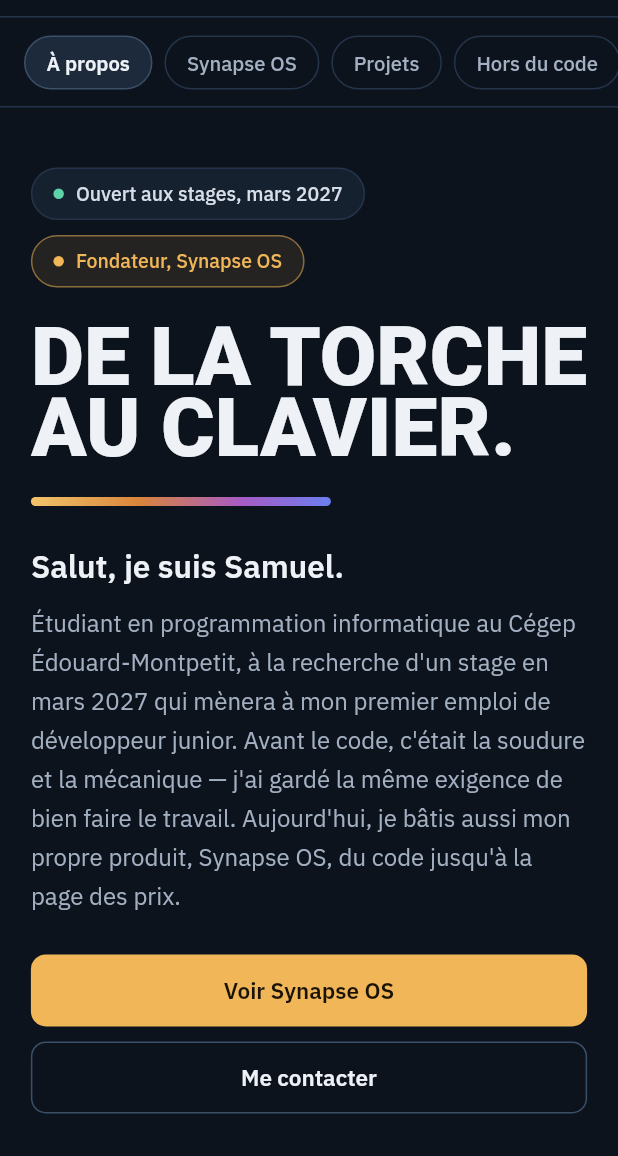
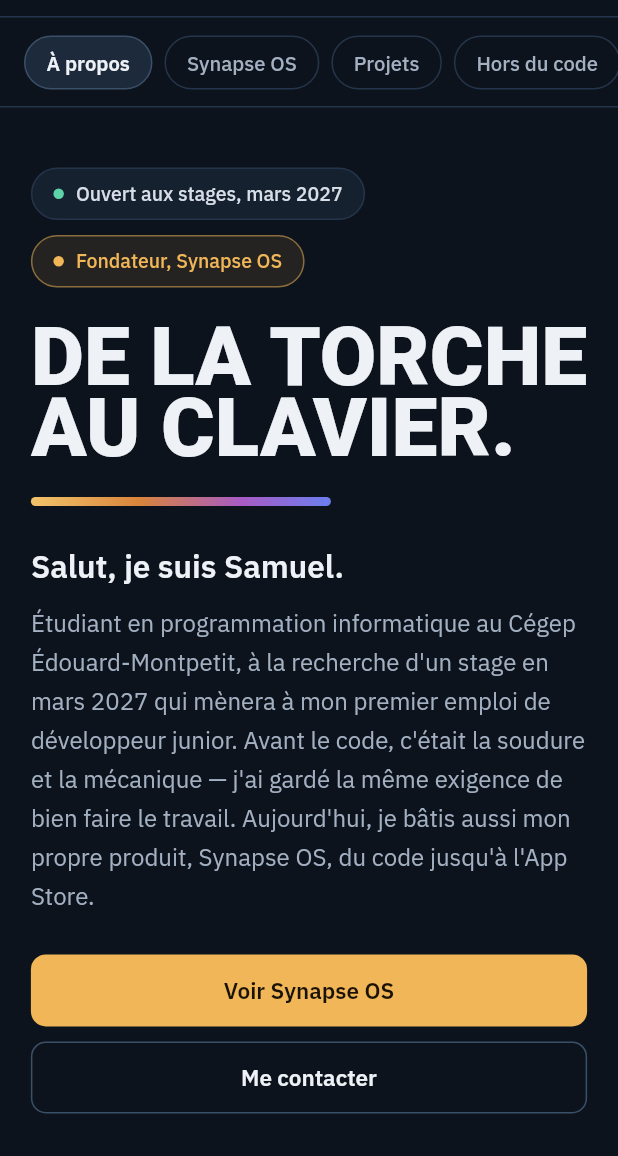
Before and after one commit to SamuelRosengarten/Portfolio, a Flutter app: the screen it shows after launch, after a tap on "FR", on a phone screen of 412 x 824 dp, the part 80-1236 px from its top. Run offline on Flutter 3.47's test engine with Material 3 defaults, Android fonts, the phone set to English and light mode, and no system bars; our stand-ins replace google_fonts; Roboto replaces fonts that are missing (Big Shoulders).

Commit message:
Drop the pricing and point the founder story at the App Store launch
- Remove the price from the "Built as a business" card and every other
  mention of pricing; the first point is now "Your data stays yours"
  (Markdown notes, .md and JSON export, nothing deleted silently).
- The Synapse OS badge and the launch point now say the iPhone and iPad
  app is launching on the App Store, with the Mac app to follow and the
  web app still in invite-only beta.
- The hero bio ends "from the code to the App Store".

English and French, and the same wording in the Figma file.

Co-Authored-By: Claude Sonnet 5.5 <noreply@anthropic.com>
Claude-Session: https://claude.ai/code/session_01SS3H7jfqwLFkreEmaVpevv

```diff
--- a/portfolio/lib/i18n/strings.dart
+++ b/portfolio/lib/i18n/strings.dart
@@ -41,13 +41,13 @@ class Strings {
             "emploi de développeur junior. Avant le code, c'était la "
             "soudure et la mécanique — j'ai gardé la même exigence de bien "
             "faire le travail. Aujourd'hui, je bâtis aussi mon propre "
-            "produit, Synapse OS, du code jusqu'à la page des prix."
+            "produit, Synapse OS, du code jusqu'à l'App Store."
       : 'Computer programming student at Cégep Édouard-Montpetit, looking '
             'for an internship in March 2027 that leads to my first job as '
             'a junior developer. Before code it was welding and mechanics — '
             'I kept the same insistence on doing the work properly. Today '
             "I'm also building my own product, Synapse OS, from the code to "
-            'the pricing page.';
+            'the App Store.';
 
   String get founderPill =>
       _fr ? 'Fondateur, Synapse OS' : 'Founder, Synapse OS';
@@ -101,8 +101,8 @@ class Strings {
   // Synapse OS -------------------------------------------------------------
 
   String get synapseBadge => _fr
-      ? 'Mon projet principal, en bêta sur invitation'
-      : 'My main project, in invite-only beta';
+      ? 'Mon projet principal, bientôt sur l\'App Store'
+      : 'My main project, launching on the App Store';
   String get synapseTagline =>
       _fr ? 'Votre esprit, votre machine.' : 'Your mind, your machine.';
   String get synapseLead => _fr
@@ -192,18 +192,18 @@ class Strings {
       _fr ? 'Bâti comme une entreprise' : 'Built as a business';
   String get businessLead => _fr
       ? "Je mène Synapse OS de bout en bout comme fondateur : le produit, le "
-            "design, le code, la sortie sur l'App Store, les prix et la "
-            "politique de confidentialité."
+            "design, le code, la sortie sur l'App Store et la politique de "
+            "confidentialité."
       : 'I run Synapse OS end to end as its founder: the product, the '
-            'design, the code, the App Store release, the pricing and the '
-            'privacy policy.';
+            'design, the code, the App Store release and the privacy '
+            'policy.';
   String get businessModelTitle =>
-      _fr ? 'Un modèle d\'affaires simple' : 'A simple business model';
+      _fr ? 'Vos données restent à vous' : 'Your data stays yours';
   String get businessModelBody => _fr
-      ? "Gratuit pour les équipes de 3 personnes ou moins. Le forfait Équipe "
-            "coûte 8 \$ CA par personne, par mois."
-      : 'Free for teams of up to 3 people. The Team plan is 8 CAD per '
-            'person, per month.';
+      ? "Les notes sont en Markdown simple, un espace de travail s'exporte en "
+            "fichiers .md et JSON, et rien n'est supprimé en silence."
+      : 'Notes are plain Markdown, a workspace exports as .md and JSON '
+            'files, and nothing is deleted silently.';
   String get businessPrivacyTitle =>
       _fr ? 'La confidentialité est le produit' : 'Privacy is the product';
   String get businessPrivacyBody => _fr
@@ -216,10 +216,11 @@ class Strings {
   String get businessLaunchTitle =>
       _fr ? 'En route vers le lancement' : 'On the way to launch';
   String get businessLaunchBody => _fr
-      ? "Bêta sur invitation à app.synapse-os.ca, et les apps iPhone, iPad et "
-            "Mac en préparation pour l'App Store."
-      : 'Invite-only beta at app.synapse-os.ca, with the iPhone, iPad and '
-            'Mac apps being prepared for the App Store.';
+      ? "L'app iPhone et iPad arrive sur l'App Store, et celle du Mac suivra. "
+            "L'app web est en bêta sur invitation à app.synapse-os.ca."
+      : 'The iPhone and iPad app is launching on the App Store, with the Mac '
+            'app to follow. The web app is in invite-only beta at '
+            'app.synapse-os.ca.';
 
   // Work ---------------------------------------------------------------------
 
```
